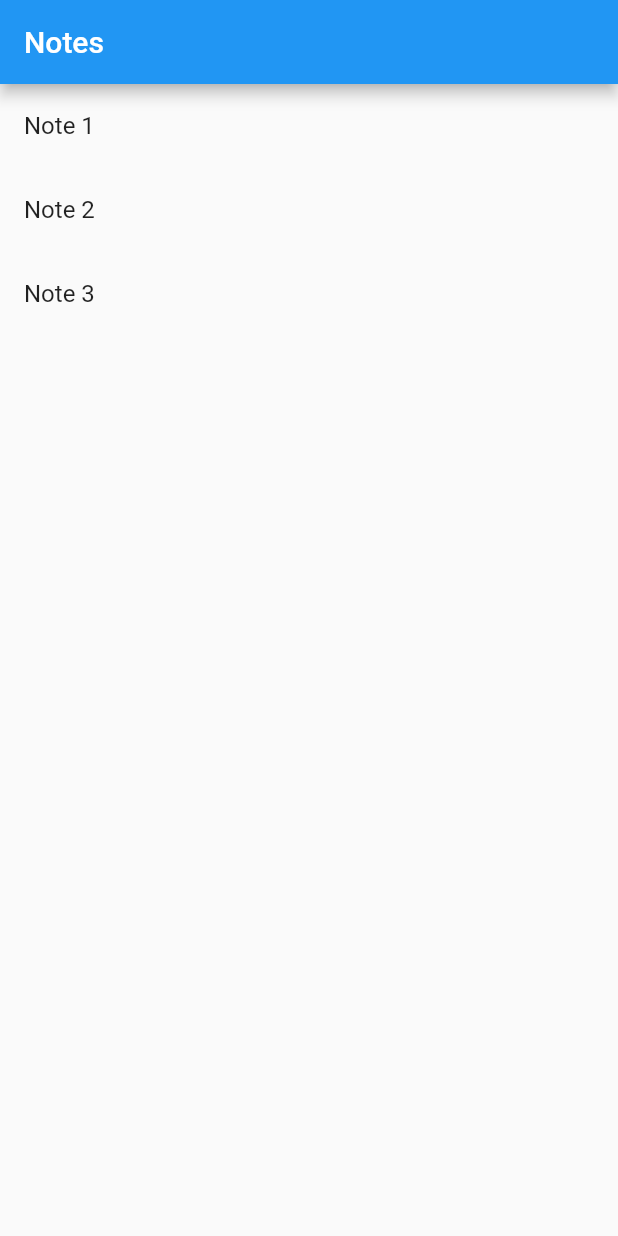
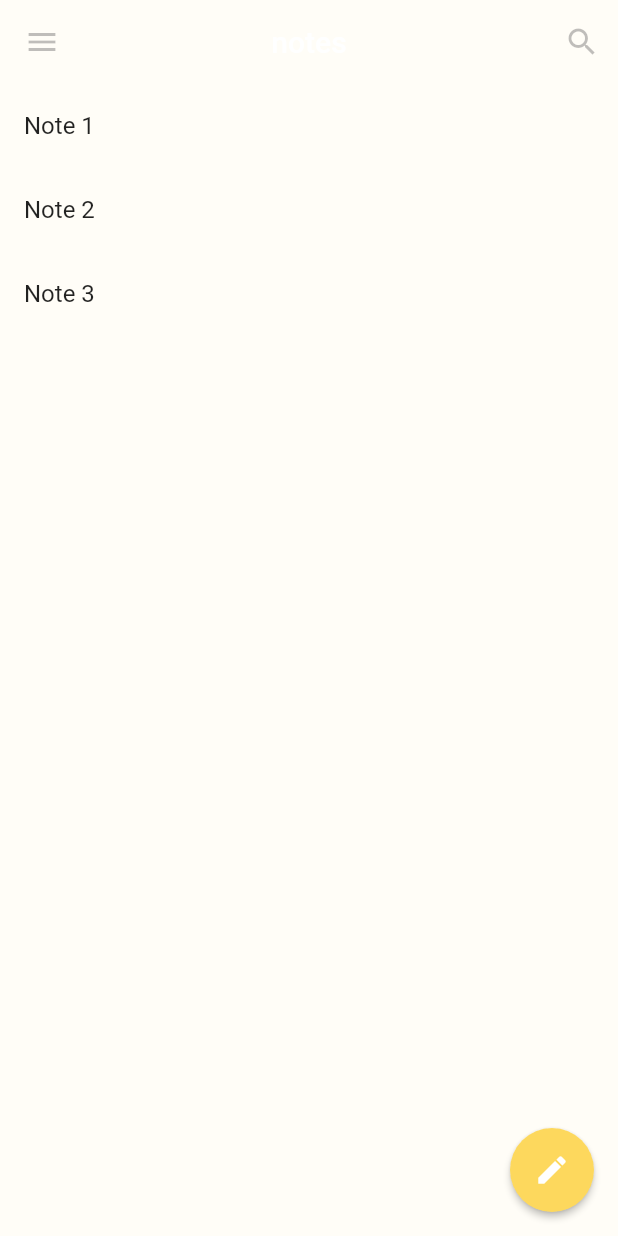
Before and after one commit to JessyH/notes, a Flutter app: the screen it shows after launch, on a phone screen of 412 x 824 dp. Run offline on Flutter 3.47's test engine with Material 2 defaults, Android fonts, the phone set to English and light mode, and no system bars.

Commit message:
Wip: Theming + app colors/strings added

```diff
--- a/lib/main.dart
+++ b/lib/main.dart
@@ -4,6 +4,8 @@ import 'package:provider/provider.dart';
 import 'app_router.dart';
 import 'data/note_repository_impl.dart';
 import 'repository/note_repository.dart';
+import 'res/app_colors.dart';
+import 'res/app_strings.dart';
 
 void main() {
   runApp(MyApp());
@@ -17,13 +19,32 @@ class MyApp extends StatelessWidget {
         Provider<NoteRepository>(create: (_) => NoteRepositoryImpl()),
       ],
       child: MaterialApp(
-        title: 'Notes',
-        theme: ThemeData(
-          primarySwatch: Colors.blue,
-        ),
+        title: AppStrings.title,
+        theme: _lightTheme(),
         onGenerateRoute: (settings) => AppRouter.onGenerateRoute(settings),
         initialRoute: AppRouter.homeRoute,
       ),
     );
   }
+
+  ThemeData _lightTheme() {
+    return ThemeData.light().copyWith(
+      scaffoldBackgroundColor: AppColors.background,
+      appBarTheme: AppBarTheme(
+          backgroundColor: AppColors.background,
+          elevation: 0,
+          iconTheme: IconThemeData(color: AppColors.secondaryText),
+          centerTitle: true,
+          actionsIconTheme: IconThemeData(
+            color: AppColors.secondaryText,
+          )),
+      floatingActionButtonTheme: FloatingActionButtonThemeData(
+        backgroundColor: AppColors.primary,
+        elevation: 2,
+      ),
+      primaryTextTheme: TextTheme(
+        headline6: TextStyle(color: AppColors.primaryText),
+      ),
+    );
+  }
 }
--- /dev/null
+++ b/lib/res/app_colors.dart
@@ -0,0 +1,17 @@
+import 'package:flutter/material.dart';
+
+class AppColors {
+  static const Color primary = _lightYellow;
+  static const Color background = _white;
+  static const Color primaryText = _black;
+  static const Color secondaryText = _lightBlack;
+
+  // PALETTE
+  static const Color _yellow = Color.fromRGBO(253, 201, 33, 1);
+  static const Color _lightYellow = Color.fromRGBO(253, 216, 93, 1);
+  static const Color _blue = Color.fromRGBO(103, 152, 192, 1);
+  static const Color _lightBlue = Color.fromRGBO(153, 214, 234, 1);
+  static const Color _white = Color.fromRGBO(255, 253, 247, 1);
+  static const Color _black = Color.fromRGBO(43, 41, 44, 1);
+  static const Color _lightBlack = Color.fromRGBO(43, 41, 44, 0.3);
+}
--- /dev/null
+++ b/lib/res/app_strings.dart
@@ -0,0 +1,3 @@
+class AppStrings {
+  static const String title = 'notes';
+}
--- a/lib/ui/note_list_page.dart
+++ b/lib/ui/note_list_page.dart
@@ -3,6 +3,7 @@ import 'package:provider/provider.dart';
 
 import 'note_list_item.dart';
 import 'provider/note_list_provider.dart';
+import '../res/app_strings.dart';
 
 class NoteListPage extends StatefulWidget {
   @override
@@ -26,9 +27,20 @@ class _NoteListPageState extends State<NoteListPage> {
 
     return Scaffold(
       appBar: AppBar(
-        title: Text('Notes'),
+        title: Text(AppStrings.title),
+        actions: [
+          IconButton(
+            icon: Icon(Icons.search),
+            onPressed: () => {},
+          ),
+        ],
       ),
+      drawer: Drawer(),
       body: _listView(),
+      floatingActionButton: FloatingActionButton(
+        child: Icon(Icons.edit),
+        onPressed: () => {},
+      ),
     );
   }
 
```
